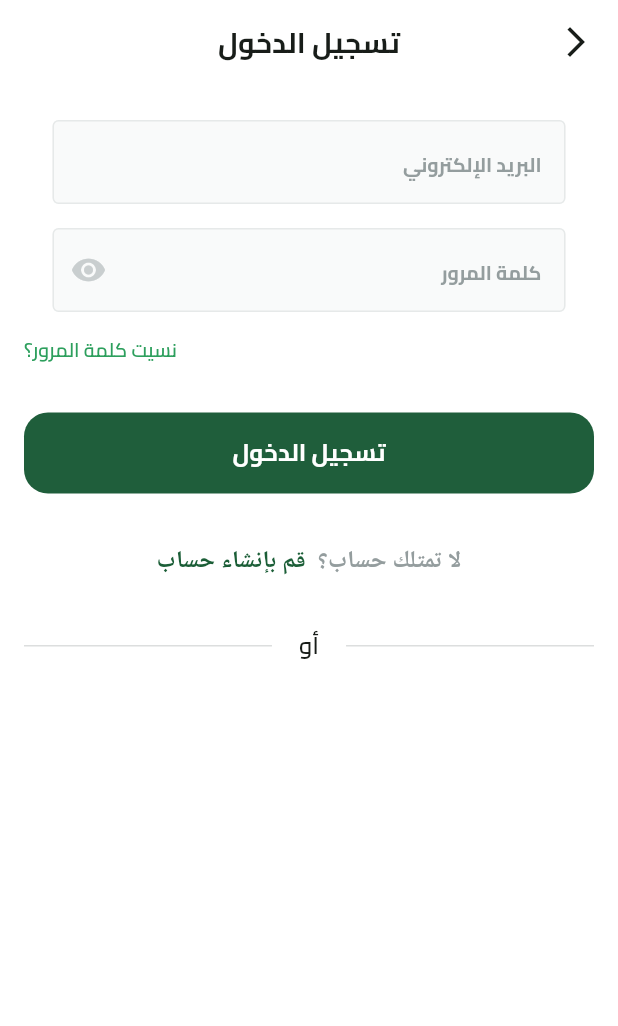
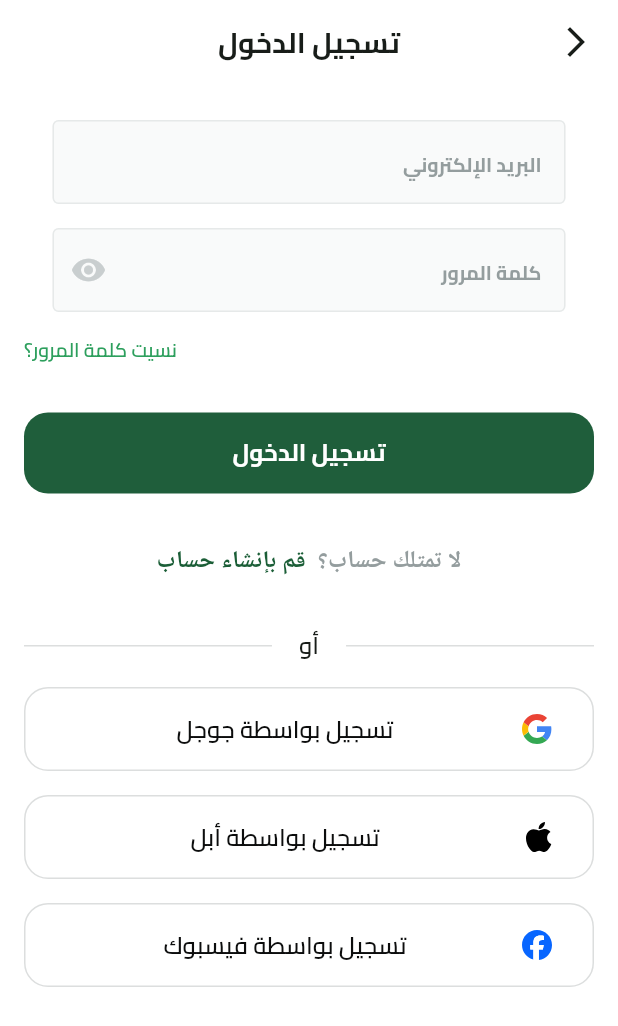
Before and after one commit to MoAbdullahConQ/Fruit-Hub, a Flutter app: the screen it shows after launch, after a tap on "تخط", on a phone screen of 412 x 824 dp. Shown: the top 1026 px of the screen. Run offline on Flutter 3.47's test engine with Material 3 defaults, Android fonts, the phone set to English and light mode, and no system bars; our stand-ins replace dots_indicator, flutter_svg, shared_preferences.

Commit message:
Login ui part 6 Add social login buttons - UI login done

```diff
--- a/lib/core/utils/app_images.dart
+++ b/lib/core/utils/app_images.dart
@@ -5,6 +5,18 @@ class Assets {
   /// Assets for imagesAppIcon
   /// assets/images/app_icon.png
   static const String imagesAppIcon = "assets/images/app_icon.png";
+
+  /// Assets for imagesAppleIocn
+  /// assets/images/apple_iocn.svg
+  static const String imagesAppleIocn = "assets/images/apple_iocn.svg";
+
+  /// Assets for imagesFacebookIocn
+  /// assets/images/facebook_iocn.svg
+  static const String imagesFacebookIocn = "assets/images/facebook_iocn.svg";
+
+  /// Assets for imagesGoogleIocn
+  /// assets/images/google_iocn.svg
+  static const String imagesGoogleIocn = "assets/images/google_iocn.svg";
 
   /// Assets for imagesLogo
   /// assets/images/logo.svg
--- a/lib/features/auth/presentation/views/widgets/login_view_body.dart
+++ b/lib/features/auth/presentation/views/widgets/login_view_body.dart
@@ -1,10 +1,12 @@
 import 'package:ecommerce_app/constants.dart';
 import 'package:ecommerce_app/core/utils/app_colors.dart';
+import 'package:ecommerce_app/core/utils/app_images.dart';
 import 'package:ecommerce_app/core/utils/app_text_style.dart';
 import 'package:ecommerce_app/core/widgets/custom_button.dart';
 import 'package:ecommerce_app/features/auth/presentation/views/widgets/custom_text_form_field.dart';
 import 'package:ecommerce_app/features/auth/presentation/views/widgets/dont_have_account_widget.dart';
 import 'package:ecommerce_app/features/auth/presentation/views/widgets/or_divider.dart';
+import 'package:ecommerce_app/features/auth/presentation/views/widgets/social_button_login.dart';
 import 'package:flutter/material.dart';
 
 class LoginViewBody extends StatelessWidget {
@@ -12,9 +14,9 @@ class LoginViewBody extends StatelessWidget {
 
   @override
   Widget build(BuildContext context) {
-    return Padding(
-      padding: const EdgeInsets.symmetric(horizontal: kHorizintalPadding),
-      child: SingleChildScrollView(
+    return SingleChildScrollView(
+      child: Padding(
+        padding: const EdgeInsets.symmetric(horizontal: kHorizintalPadding),
         child: Center(
           child: Column(
             mainAxisAlignment: MainAxisAlignment.center,
@@ -50,7 +52,26 @@ class LoginViewBody extends StatelessWidget {
               SizedBox(height: 33),
               DontHaveAccountWidget(),
               SizedBox(height: 33),
-              OrDivider()
+              OrDivider(),
+              SizedBox(height: 16),
+              SocialButtonLogin(
+                onPressed: () {},
+                title: 'تسجيل بواسطة جوجل',
+                image: Assets.imagesGoogleIocn,
+              ),
+              SizedBox(height: 16),
+              SocialButtonLogin(
+                onPressed: () {},
+                title: 'تسجيل بواسطة أبل',
+                image: Assets.imagesAppleIocn,
+              ),
+              SizedBox(height: 16),
+              SocialButtonLogin(
+                onPressed: () {},
+                title: 'تسجيل بواسطة فيسبوك',
+                image: Assets.imagesFacebookIocn,
+              ),
+              SizedBox(height: 16),
             ],
           ),
         ),
--- /dev/null
+++ b/lib/features/auth/presentation/views/widgets/social_button_login.dart
@@ -0,0 +1,44 @@
+import 'package:ecommerce_app/core/utils/app_text_style.dart';
+import 'package:flutter/material.dart';
+import 'package:flutter_svg/svg.dart';
+
+class SocialButtonLogin extends StatelessWidget {
+  const SocialButtonLogin({
+    super.key,
+    required this.onPressed,
+    required this.title,
+    required this.image,
+  });
+
+  final VoidCallback onPressed;
+  final String title;
+  final String image;
+
+  @override
+  Widget build(BuildContext context) {
+    return SizedBox(
+      width: double.infinity,
+      height: 56,
+      child: TextButton(
+        onPressed: onPressed,
+
+        style: TextButton.styleFrom(
+          backgroundColor: Colors.white,
+          shape: RoundedRectangleBorder(
+            borderRadius: BorderRadius.circular(16),
+            side: BorderSide(color: Color(0xFFDCDEDE), width: 1),
+          ),
+        ),
+        child: ListTile(
+          visualDensity: VisualDensity(vertical: VisualDensity.minimumDensity),
+          leading: SvgPicture.asset(image),
+          title: Text(
+            textAlign: TextAlign.center,
+            title,
+            style: TextStyles.semiBold16.copyWith(color: Color(0xFF0C0D0D)),
+          ),
+        ),
+      ),
+    );
+  }
+}
```
Also changed, not shown: assets/images/apple_iocn.svg (added), assets/images/facebook_iocn.svg (added), assets/images/google_iocn.svg (added), 1 other file.
